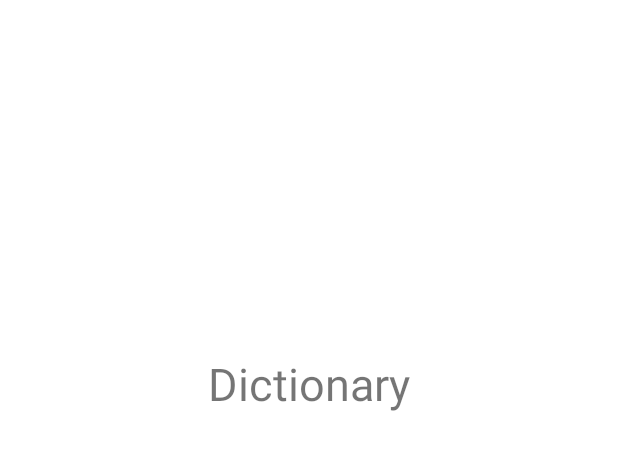
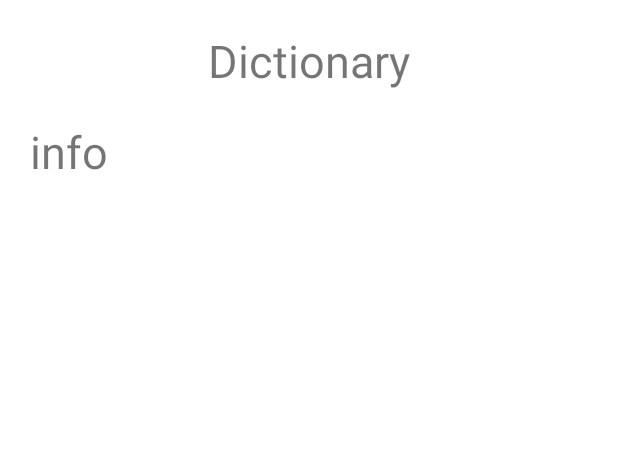
Before and after one commit to group4-ogawa/animal, an Android app: the layout activity_dictionary.xml on its own in the app's theme, with its tools: preview values and no code run, on a phone screen of 412 x 824 dp. Shown: the top 450 px of the screen. Run offline under Robolectric (Android 15) with nearby library versions, the phone set to English and light mode, and no system bars.

Commit message:
候補を出力し、タッチするとその動物の情報を出す画面を作成

```diff
--- a/AnimalWorld/app/build.gradle
+++ b/AnimalWorld/app/build.gradle
@@ -54,6 +54,8 @@ dependencies {
     implementation "org.jetbrains.kotlinx:kotlinx-coroutines-core:1.2.1"
     implementation 'org.tensorflow:tensorflow-lite-support:0.1.0-rc1'
     implementation 'org.tensorflow:tensorflow-lite-metadata:0.1.0-rc1'
+    implementation 'androidx.recyclerview:recyclerview:1.1.0'
+    implementation 'androidx.cardview:cardview:1.0.0'
     testImplementation 'junit:junit:4.13.1'
     androidTestImplementation 'androidx.test.ext:junit:1.1.2'
     androidTestImplementation 'androidx.test.espresso:espresso-core:3.3.0'
--- /dev/null
+++ b/AnimalWorld/app/src/main/assets/cat.txt
@@ -0,0 +1,5 @@
+ネコ (cat)
+
+ネコ（猫）は、狭義には食肉目ネコ科ネコ属に分類されるリビアヤマネコ（ヨーロッパヤマネコ）が家畜化されたイエネコ（家猫、Felis silvestris catus）に対する通称である。イヌ（犬）と並ぶ代表的なペットとして日本を含め世界中で広く飼われている。
+
+より広義には、ヤマネコやネコ科動物全般を指すこともある（後述）。
--- /dev/null
+++ b/AnimalWorld/app/src/main/assets/elephant.txt
@@ -0,0 +1,3 @@
+ゾウ (elephant)
+
+ゾウとは、である
--- /dev/null
+++ b/AnimalWorld/app/src/main/assets/giraffe.txt
@@ -0,0 +1,3 @@
+キリン (giraffe)
+
+キリンとは、である
--- /dev/null
+++ b/AnimalWorld/app/src/main/assets/turtle.txt
@@ -0,0 +1,6 @@
+カメ (turtle)
+
+カメ（亀）は、爬虫綱カメ目（Testudines）に分類される生物の総称。
+カメ目は、多様な爬虫類グループの中でも比較的早期の約2億1000万年前（中生代三畳紀後期）に出現し、甲羅を本格的に発達させたことで特徴づけられる一群で、現代まで継続して繁栄している。ヒトの出現、乱獲によって絶滅した種、あるいは危惧される種があるが、それでも、グループ全体としては水・陸の両域で多様性を維持している。
+
+文化的側面で言えば、亀は、堅い守りの象徴である一方で鈍重を揶揄する語として使われる。また、歩みの遅さではなく着実さを肯定的に捉える場合には、実直さや勤勉さなどを褒めるための比喩となる。古来、中国やインドでは神獣として扱われ、中国文化の影響下にあった地域では吉兆とされる。
--- /dev/null
+++ b/AnimalWorld/app/src/main/java/com/example/animalworld/Animal.kt
@@ -0,0 +1,3 @@
+package com.example.animalworld
+
+data class Animal(val name : String, val confidence : Float)
--- a/AnimalWorld/app/src/main/java/com/example/animalworld/MainActivity.kt
+++ b/AnimalWorld/app/src/main/java/com/example/animalworld/MainActivity.kt
@@ -19,8 +19,8 @@ class MainActivity : Activity() {
 
         //ボタンを押すと解説画面に遷移
         button_to_dictionary.setOnClickListener {
-            val intent = Intent(this, DictionaryActivity::class.java)
-            startActivity(intent)
+            /*val intent = Intent(this, DictionaryActivity::class.java)
+            startActivity(intent)*/
         }
 
         //ボタンを押すとギャラリー画面に遷移
--- a/AnimalWorld/app/src/main/res/layout/activity_dictionary.xml
+++ b/AnimalWorld/app/src/main/res/layout/activity_dictionary.xml
@@ -5,17 +5,42 @@
     android:layout_width="match_parent"
     android:layout_height="match_parent">
 
+
+    <ScrollView
+        android:id="@+id/scroll_view"
+        android:layout_width="match_parent"
+        android:layout_height="match_parent"
+        android:padding="10dp">
+
+        <androidx.constraintlayout.widget.ConstraintLayout
+            android:layout_width="match_parent"
+            android:layout_height="match_parent">
+            <TextView
+                android:layout_width="match_parent"
+                android:layout_height="wrap_content"
+                android:text="@string/info"
+                android:textSize="30sp"
+                android:id="@+id/info_text"
+                android:padding="10dp"
+                app:layout_constraintLeft_toLeftOf="parent"
+                app:layout_constraintRight_toRightOf="parent"
+                app:layout_constraintBottom_toBottomOf="parent"
+                app:layout_constraintTop_toBottomOf="@id/text_view"/>
+
             <TextView
                 android:layout_width="wrap_content"
                 android:layout_height="wrap_content"
                 android:text="Dictionary"
                 android:textSize="30dp"
-
-        app:layout_constraintVertical_bias="0.3"
                 android:id="@+id/text_view"
+                android:padding="10dp"
                 app:layout_constraintLeft_toLeftOf="parent"
                 app:layout_constraintRight_toRightOf="parent"
-        app:layout_constraintBottom_toBottomOf="parent"
+                app:layout_constraintBottom_toTopOf="@id/info_text"
                 app:layout_constraintTop_toTopOf="parent" />
 
         </androidx.constraintlayout.widget.ConstraintLayout>
+
+    </ScrollView>
+
+</androidx.constraintlayout.widget.ConstraintLayout>
--- a/AnimalWorld/app/src/main/res/values/strings.xml
+++ b/AnimalWorld/app/src/main/res/values/strings.xml
@@ -1,3 +1,4 @@
 <resources>
     <string name="app_name">AnimalWorld</string>
+    <string name="info">info</string>
 </resources>
```
Also changed, not shown: AnimalWorld/app/src/main/assets/lion.txt (added, +9 -0 lines), AnimalWorld/app/src/main/java/com/example/animalworld/CameraActivity.kt (+7 -0 lines), AnimalWorld/app/src/main/java/com/example/animalworld/DictionaryActivity.kt (+66 -9 lines), AnimalWorld/app/src/main/java/com/example/animalworld/RecyclerAdapter.kt (added, +57 -0 lines), AnimalWorld/app/src/main/java/com/example/animalworld/RecyclerViewHolder.kt (added, +23 -0 lines), AnimalWorld/app/src/main/res/layout/activity_camera.xml (+19 -2 lines), AnimalWorld/app/src/main/res/layout/list_item.xml (added, +30 -0 lines), AnimalWorld/app/src/main/res/layout/suggestion.xml (added, +13 -0 lines). Lines whose indentation alone changed are shown as unchanged.
